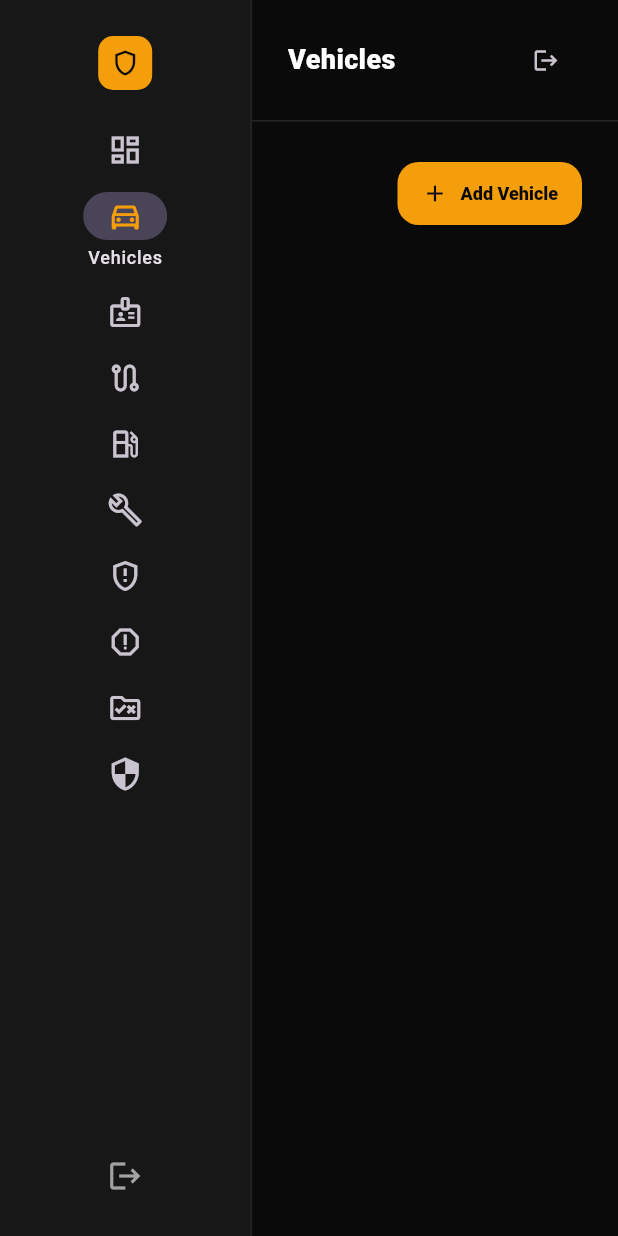
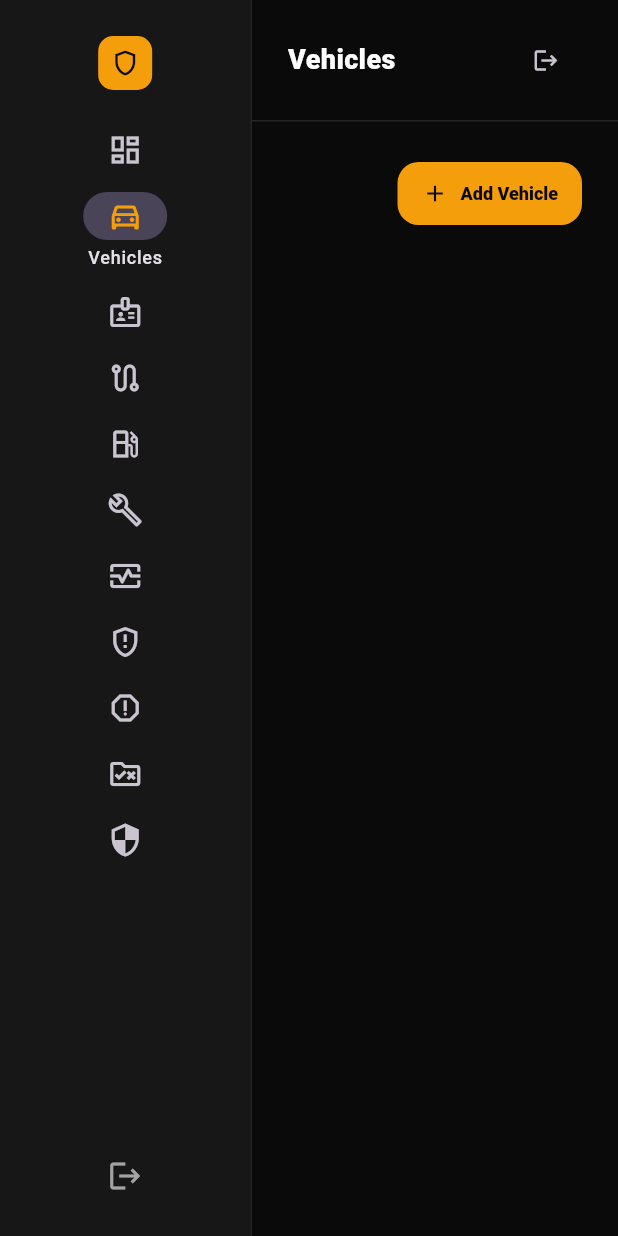
Before and after one commit to baimasonga/Driver-system, a Flutter app: the WebDashboardShell screen opened directly, after a tap on "Vehicles", on a phone screen of 412 x 824 dp. Run offline on Flutter 3.47's test engine with Material 3 defaults, Android fonts, the phone set to English and light mode, and no system bars; our stand-ins replace supabase_flutter; accounts and stored records are empty.

Commit message:
Add dynamic service forecasting dashboard

```diff
--- a/lib/web/web_dashboard_shell.dart
+++ b/lib/web/web_dashboard_shell.dart
@@ -9,6 +9,7 @@ import 'screens/drivers_screen.dart';
 import 'screens/trips_screen.dart';
 import 'screens/fuel_screen.dart';
 import 'screens/maintenance_screen.dart';
+import 'screens/service_forecast_screen.dart';
 import 'screens/exceptions_screen.dart';
 import 'screens/policies_screen.dart';
 import 'screens/incidents_screen.dart';
@@ -38,6 +39,7 @@ class _WebDashboardShellState extends State<WebDashboardShell> {
     NavItem('Trip Operations', Icons.route_outlined, () => const TripsScreen()),
     NavItem('Fuel Audits & Approvals', Icons.local_gas_station_outlined, () => const FuelScreen()),
     NavItem('Maintenance Work Orders', Icons.build_outlined, () => const MaintenanceScreen()),
+    NavItem('Service Forecast', Icons.monitor_heart_outlined, () => const ServiceForecastScreen()),
     NavItem('Exceptions', Icons.gpp_maybe_outlined, () => const ExceptionsScreen()),
     NavItem('Incidents', Icons.report_gmailerrorred_outlined, () => const IncidentsScreen()),
     NavItem('Policies', Icons.rule_folder_outlined, () => const PoliciesScreen()),
```
